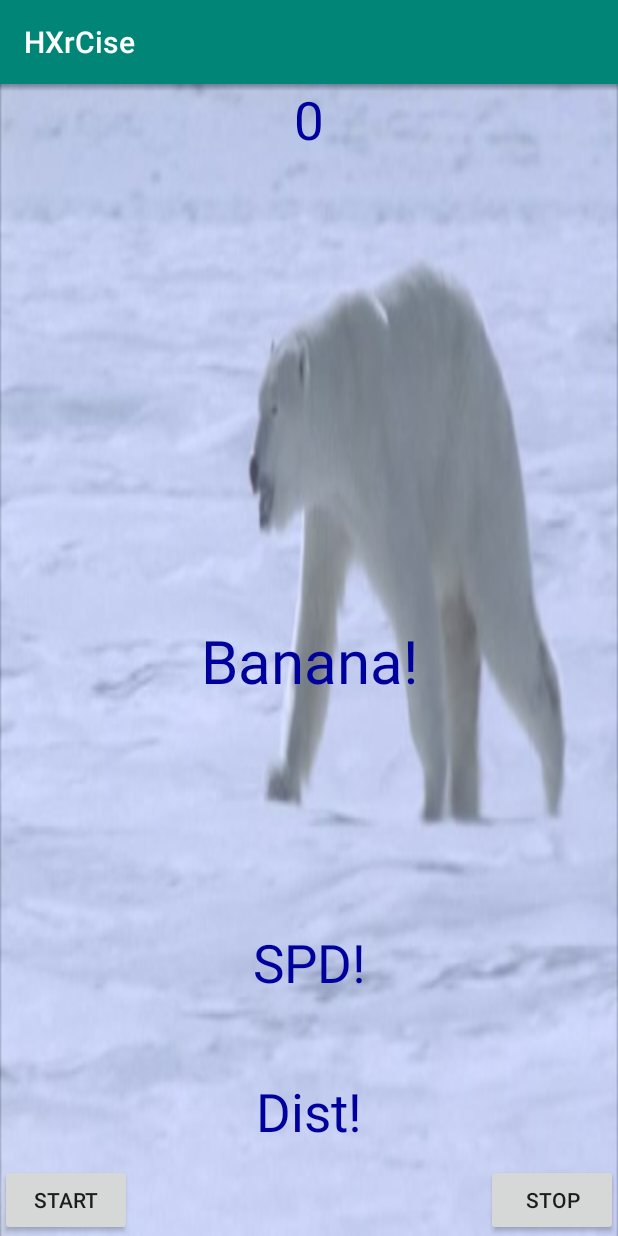
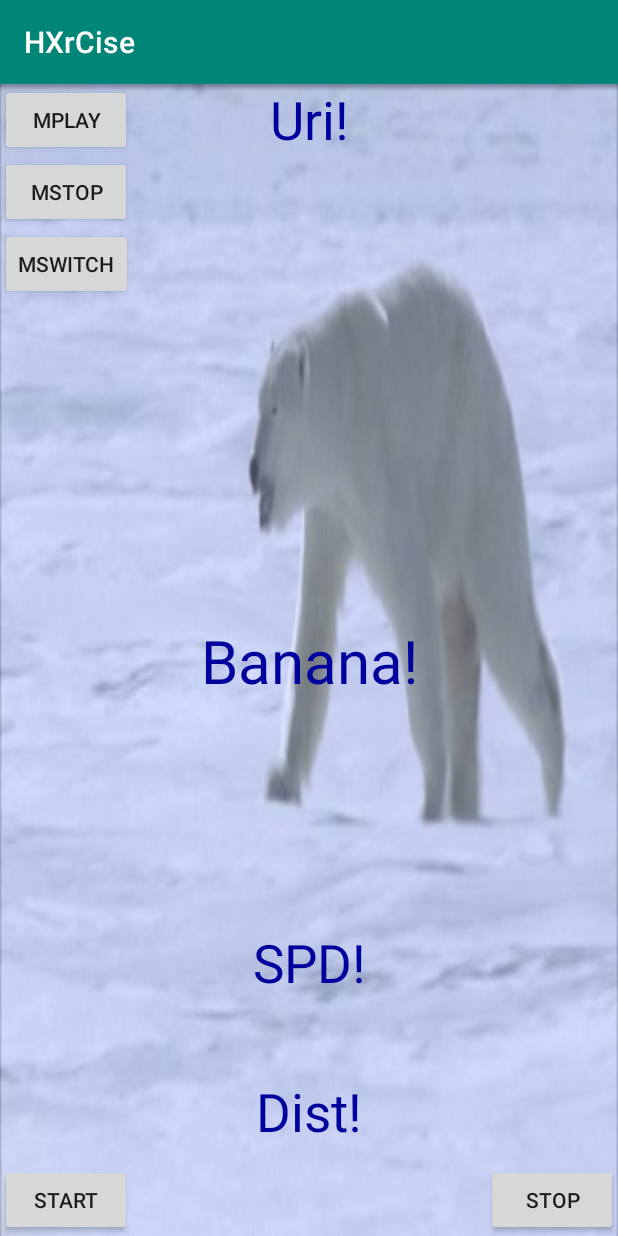
Before and after one commit to JSDeWolfe/HXrCise, an Android app: the screen it shows after launch (MainActivity), on a phone screen of 412 x 824 dp. Run offline under Robolectric (Android 15) with nearby library versions, the phone set to English and light mode, and no system bars; 2 statements that could not run were skipped.

```diff
--- a/app/src/main/AndroidManifest.xml
+++ b/app/src/main/AndroidManifest.xml
@@ -16,6 +16,9 @@
                 <category android:name="android.intent.category.LAUNCHER" />
             </intent-filter>
         </activity>
+        <service android:name=".Services.MediaService"
+            android:enabled="true"
+            />
     </application>
     <uses-permission android:name="android.permission.BLUETOOTH" />
     <uses-permission android:name="android.permission.BLUETOOTH_ADMIN" />
--- a/app/src/main/java/com/type12clarity/hxrcise/hxrcise/MainActivity.java
+++ b/app/src/main/java/com/type12clarity/hxrcise/hxrcise/MainActivity.java
@@ -10,7 +10,6 @@ import android.os.Bundle;
 import java.lang.reflect.InvocationTargetException;
 import java.lang.reflect.Method;
 import java.util.Set;
-
 import android.R.*;
 import android.bluetooth.*;
 import android.content.BroadcastReceiver;
@@ -29,6 +28,8 @@ import zephyr.android.HxMBT.*;
 import com.type12clarity.hxrcise.hxrcise.Helpers.MediaMetadata;
 import com.type12clarity.hxrcise.hxrcise.Services.BTService;
 import com.type12clarity.hxrcise.hxrcise.Services.DBHandler;
+import com.type12clarity.hxrcise.hxrcise.Helpers.Buttons;
+import com.type12clarity.hxrcise.hxrcise.Services.MediaService;
 
 
 public class MainActivity extends AppCompatActivity {
@@ -41,12 +42,13 @@ public class MainActivity extends AppCompatActivity {
     private final int INSTANT_SPEED = 0x101;
     private final int DISTANCE = 0x102;
     private DBHandler dbh;
+    String currentSongPath;
 
     @Override
     protected void onCreate(Bundle savedInstanceState) {
         super.onCreate(savedInstanceState);
         getReadPerm();
-        MediaMetadata mmd = new MediaMetadata(this);
+        final MediaMetadata mmd = new MediaMetadata(this);
         setContentView(R.layout.activity_main);
         IntentFilter filter = new IntentFilter("android.bluetooth.device.action.PAIRING_REQUEST");
         this.getApplicationContext().registerReceiver(new BTBroadcastReceiver(), filter);
@@ -138,7 +140,43 @@ public class MainActivity extends AppCompatActivity {
             });
         }
         TextView uritv = (TextView) findViewById(R.id.TVUri);
-        uritv.setText(String.valueOf(mmd.getURI().size()));
+        uritv.setText(String.valueOf(mmd.getURI().get(2)));
+        currentSongPath = String.valueOf(mmd.getURI().get(2));
+        Button btnMPlay = (Button) findViewById(R.id.ButtonMPlay);
+        if (btnMPlay != null) {
+            btnMPlay.setOnClickListener(new OnClickListener() {
+                @Override
+
+                public void onClick(View v) {
+                    startService(new Intent(this, mmd.getURI().get(2)));
+
+                }
+            });
+        }
+        Button btnMStop = (Button) findViewById(R.id.ButtonMStop);
+        if (btnMStop != null) {
+            btnMStop.setOnClickListener(new OnClickListener() {
+                @Override
+
+                public void onClick(View v) {
+
+
+                }
+            });
+        }
+
+        Button btnMSwitch = (Button) findViewById(R.id.ButtonMSwitch);
+        if (btnMSwitch != null) {
+            btnMSwitch.setOnClickListener(new OnClickListener() {
+                @Override
+
+                public void onClick(View v) {
+
+
+                }
+            });
+        }
+
     }
 
     private void getReadPerm() {
--- a/app/src/main/res/layout/activity_main.xml
+++ b/app/src/main/res/layout/activity_main.xml
@@ -76,5 +76,25 @@
         app:layout_constraintRight_toRightOf="parent"
         />
 
+    <Button
+        android:id="@+id/ButtonMPlay"
+        android:layout_width="wrap_content"
+        android:layout_height="wrap_content"
+        android:text="MPlay" />
+
+    <Button
+        android:id="@+id/ButtonMStop"
+        android:layout_width="wrap_content"
+        android:layout_height="wrap_content"
+        app:layout_constraintTop_toBottomOf="@+id/ButtonMPlay"
+        android:text="MStop" />
+
+    <Button
+        android:id="@+id/ButtonMSwitch"
+        android:layout_width="wrap_content"
+        android:layout_height="wrap_content"
+        app:layout_constraintTop_toBottomOf="@+id/ButtonMStop"
+        android:text="MSwitch" />
+
 
 </android.support.constraint.ConstraintLayout>
```
Also changed, not shown: app/src/main/java/com/type12clarity/hxrcise/hxrcise/Helpers/Buttons.java (added, +16 -0 lines), app/src/main/java/com/type12clarity/hxrcise/hxrcise/Services/MediaService.java (+13 -6 lines).
